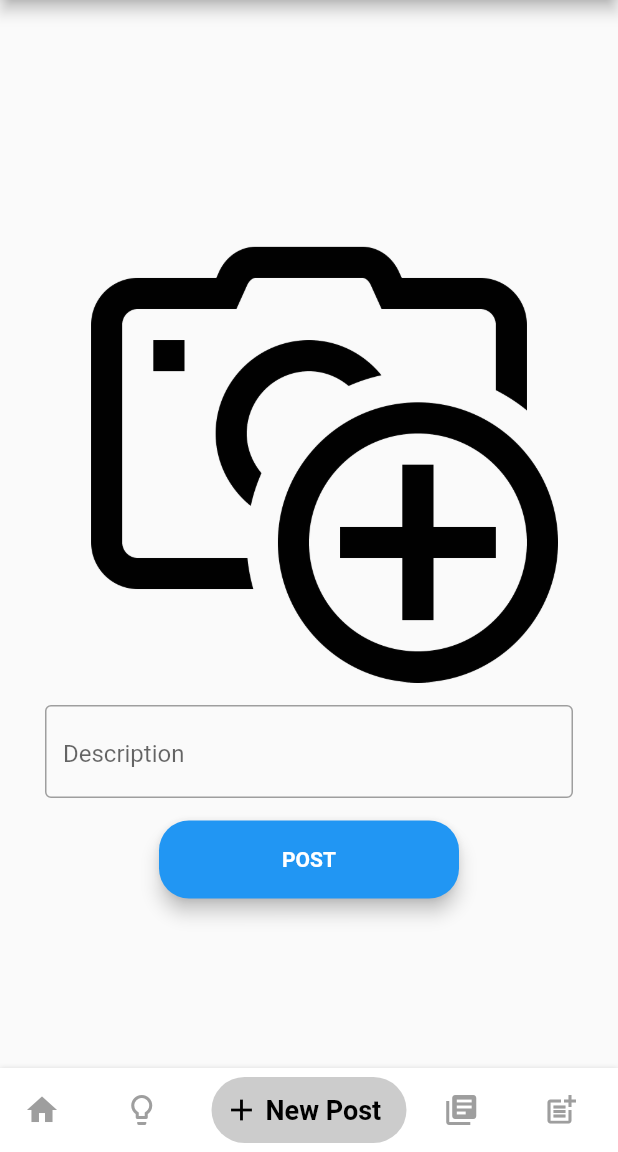
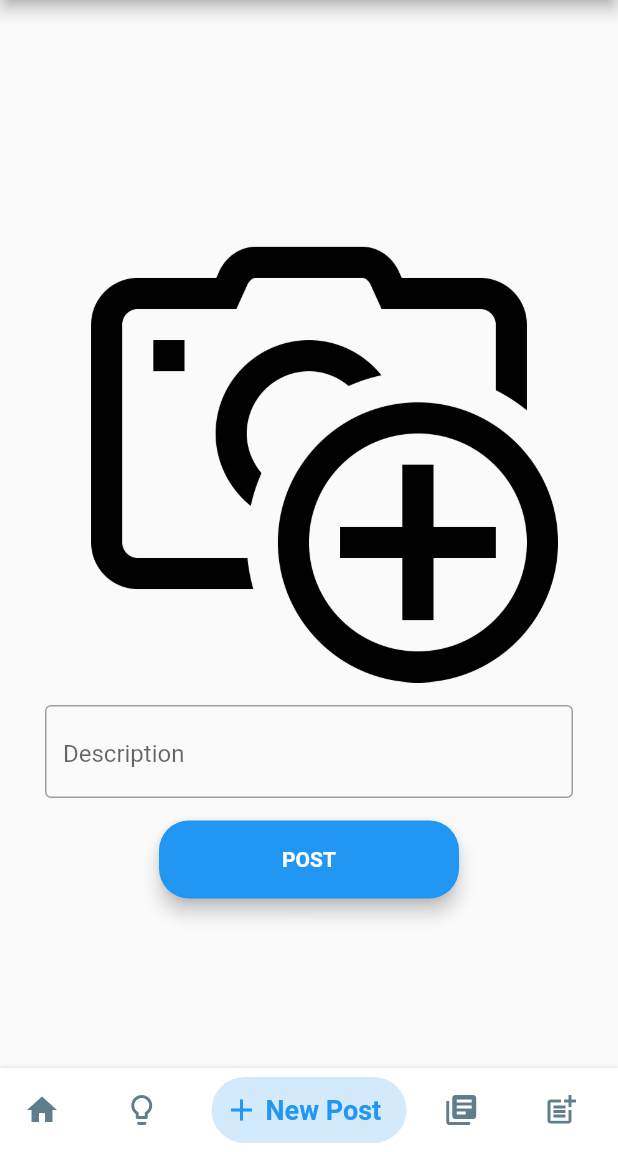
Before and after one commit to smv1999/dev_portal, a Flutter app: the MyHomePage screen opened by its route, item 3 of the bottom bar chosen, on a phone screen of 412 x 824 dp, the part 84-1236 px from its top. Run offline on Flutter 3.47's test engine with Material 2 defaults, Android fonts, the phone set to English and light mode, and no system bars; drawn by our look-alikes of bottom_navy_bar; our stand-ins replace animated_text_kit, cached_network_image, carousel_slider, firebase_auth, firebase_database, firebase_storage and 12 more; missing offline and left inert: firebase_mlkit_language, flutter_email_sender, flutter_full_pdf_viewer, highlighter_coachmark, share_extend, webfeed; accounts and stored records are empty; network calls fail; Roboto replaces fonts that are missing (Montserrat).

Commit message:
UI Chnages

```diff
--- a/lib/home_page.dart
+++ b/lib/home_page.dart
@@ -120,8 +120,8 @@ class _MyHomePageState extends State<MyHomePage> {
         onItemSelected: onTabTapped, // new
         items: [
           BottomNavyBarItem(
-            activeColor: Colors.black,
-            inactiveColor: Colors.grey,
+            activeColor: Colors.blue,
+            inactiveColor: Colors.blueGrey,
             icon: new Icon(Icons.home),
             title: new Text(
               'Home',
@@ -131,8 +131,8 @@ class _MyHomePageState extends State<MyHomePage> {
             ),
           ),
           BottomNavyBarItem(
-            activeColor: Colors.black,
-            inactiveColor: Colors.grey,
+            activeColor: Colors.blue,
+            inactiveColor: Colors.blueGrey,
             icon: new Icon(Icons.lightbulb_outline),
             title: new Text(
               'Coding Tips',
@@ -142,8 +142,8 @@ class _MyHomePageState extends State<MyHomePage> {
             ),
           ),
           BottomNavyBarItem(
-              activeColor: Colors.black,
-              inactiveColor: Colors.grey,
+              activeColor: Colors.blue,
+              inactiveColor: Colors.blueGrey,
               icon: Icon(Icons.add),
               title: Text(
                 'New Post',
@@ -152,8 +152,8 @@ class _MyHomePageState extends State<MyHomePage> {
                         TextStyle(fontWeight: FontWeight.bold, fontSize: 18)),
               )),
           BottomNavyBarItem(
-              activeColor: Colors.black,
-              inactiveColor: Colors.grey,
+              activeColor: Colors.blue,
+              inactiveColor: Colors.blueGrey,
               icon: Icon(Icons.library_books),
               title: Text(
                 'Books',
@@ -162,8 +162,8 @@ class _MyHomePageState extends State<MyHomePage> {
                         TextStyle(fontWeight: FontWeight.bold, fontSize: 18)),
               )),
           BottomNavyBarItem(
-              activeColor: Colors.black,
-              inactiveColor: Colors.grey,
+              activeColor: Colors.blue,
+              inactiveColor: Colors.blueGrey,
               icon: Icon(Icons.post_add),
               title: Text(
                 'Feed',
```
